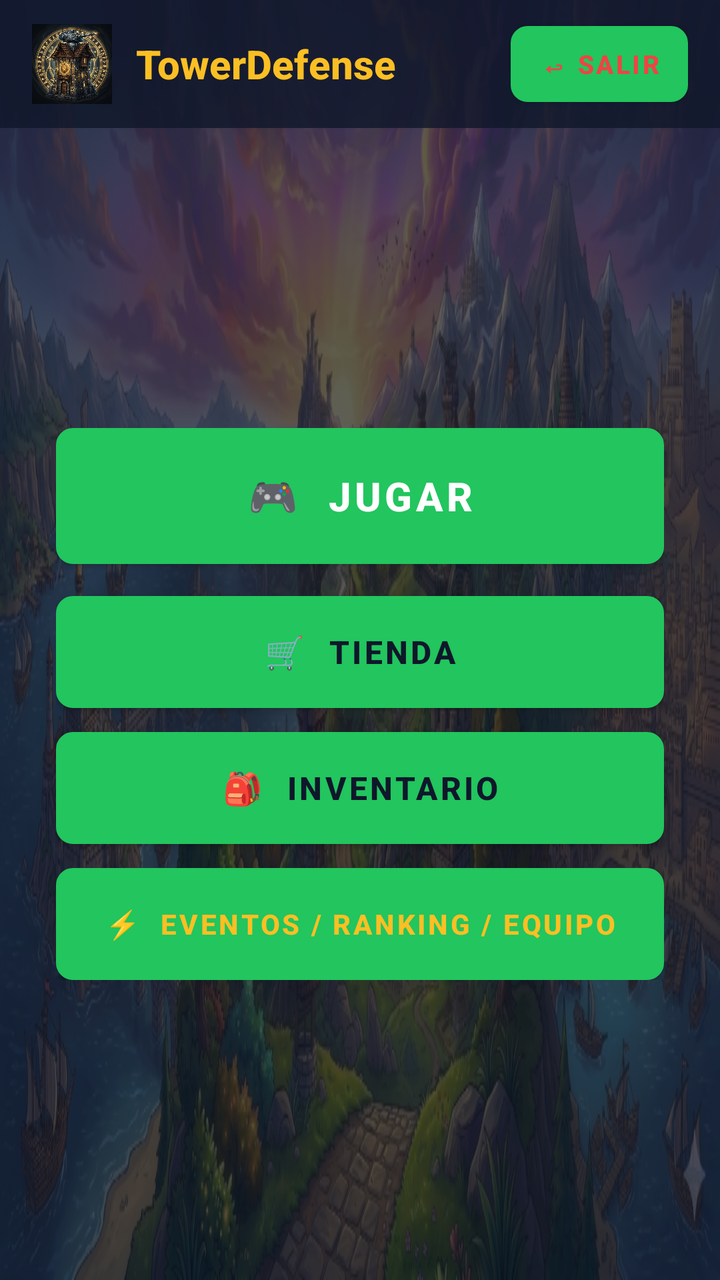
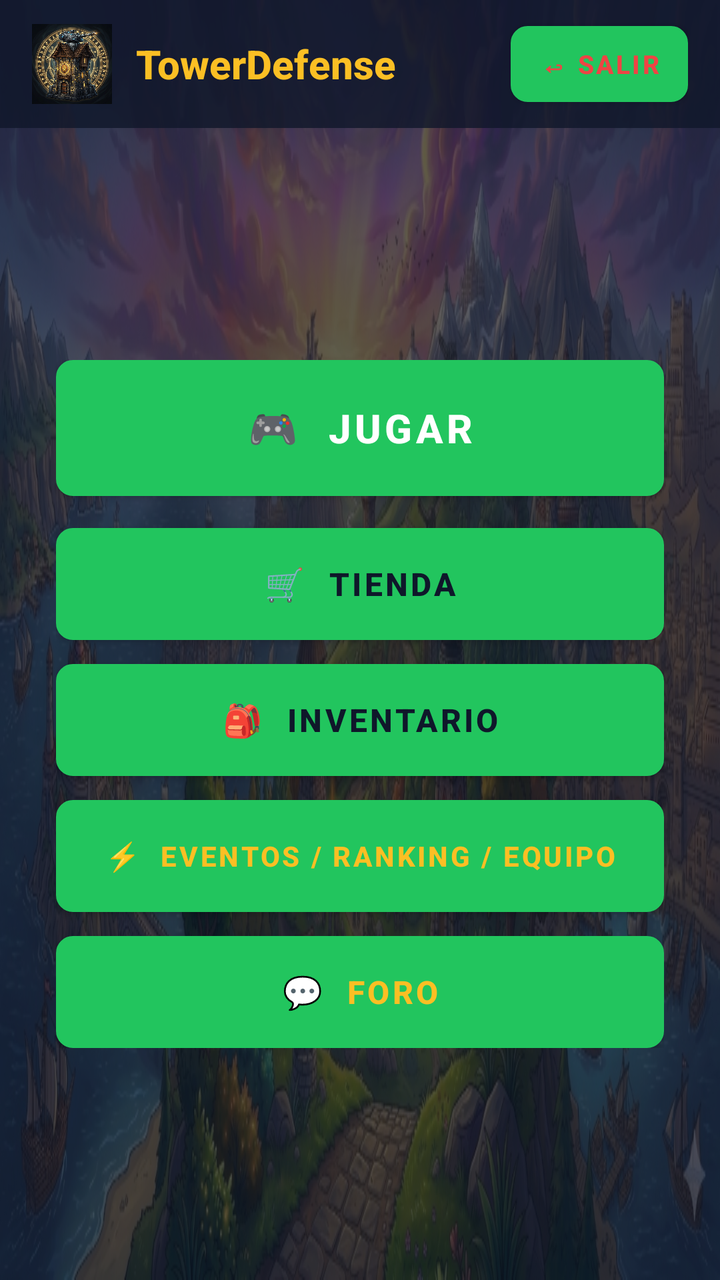

The first picture is an Android layout as it rendered before a commit; the second is the same layout after the commit. The layout source and the unified diff follow.
<!-- AndroidManifest.xml: application theme Theme.dsa_android -->
<!-- res/layout/activity_inicio_login.xml -->
<?xml version="1.0" encoding="utf-8"?>
<androidx.constraintlayout.widget.ConstraintLayout
    xmlns:android="http://schemas.android.com/apk/res/android"
    xmlns:app="http://schemas.android.com/apk/res-auto"
    xmlns:tools="http://schemas.android.com/tools"
    android:id="@+id/main"
    android:layout_width="match_parent"
    android:layout_height="match_parent"
    android:background="@drawable/tower_bg"
    tools:context=".InicioLoginActivity">

    
    <View
        android:layout_width="0dp"
        android:layout_height="0dp"
        android:background="#AA0F172A"
        app:layout_constraintTop_toTopOf="parent"
        app:layout_constraintBottom_toBottomOf="parent"
        app:layout_constraintStart_toStartOf="parent"
        app:layout_constraintEnd_toEndOf="parent" />

    
    <LinearLayout
        android:id="@+id/header"
        android:layout_width="0dp"
        android:layout_height="64dp"
        android:background="#CC0F172A"
        android:orientation="horizontal"
        android:gravity="center_vertical"
        android:paddingStart="16dp"
        android:paddingEnd="16dp"
        app:layout_constraintTop_toTopOf="parent"
        app:layout_constraintStart_toStartOf="parent"
        app:layout_constraintEnd_toEndOf="parent">

        <ImageView
            android:layout_width="40dp"
            android:layout_height="40dp"
            android:src="@drawable/combined_logo"
            android:scaleType="fitCenter" />

        <TextView
            android:layout_width="0dp"
            android:layout_height="wrap_content"
            android:layout_weight="1"
            android:text="TowerDefense"
            android:textSize="20sp"
            android:textStyle="bold"
            android:textColor="#FBBF24"
            android:fontFamily="sans-serif-medium"
            android:paddingStart="12dp" />

        <Button
            android:id="@+id/buttonLogOut"
            android:layout_width="wrap_content"
            android:layout_height="38dp"
            android:background="@drawable/td_input_bg"
            android:text="↩ Salir"
            android:textColor="#EF4444"
            android:textStyle="bold"
            android:textSize="13sp"
            android:paddingStart="14dp"
            android:paddingEnd="14dp" />

    </LinearLayout>

    
    <LinearLayout
        android:layout_width="0dp"
        android:layout_height="wrap_content"
        android:layout_marginHorizontal="28dp"
        android:orientation="vertical"
        android:gravity="center"
        app:layout_constraintTop_toBottomOf="@+id/header"
        app:layout_constraintBottom_toBottomOf="parent"
        app:layout_constraintStart_toStartOf="parent"
        app:layout_constraintEnd_toEndOf="parent">

        
        <Button
            android:id="@+id/buttonJugar"
            android:layout_width="match_parent"
            android:layout_height="68dp"
            android:background="@drawable/td_button_green"
            android:text="🎮  JUGAR"
            android:textColor="#FFFFFF"
            android:textStyle="bold"
            android:textSize="20sp"
            android:layout_marginBottom="16dp" />

        
        <Button
            android:id="@+id/buttonTienda"
            android:layout_width="match_parent"
            android:layout_height="56dp"
            android:background="@drawable/td_button_primary"
            android:text="🛒  TIENDA"
            android:textColor="#0F172A"
            android:textStyle="bold"
            android:textSize="16sp"
            android:layout_marginBottom="12dp" />

        
        <Button
            android:id="@+id/buttonInventario"
            android:layout_width="match_parent"
            android:layout_height="56dp"
            android:background="@drawable/td_button_primary"
            android:text="🎒  INVENTARIO"
            android:textColor="#0F172A"
            android:textStyle="bold"
            android:textSize="16sp"
            android:layout_marginBottom="12dp" />

        
        <Button
            android:id="@+id/buttonExtras"
            android:layout_width="match_parent"
            android:layout_height="56dp"
            android:background="@drawable/td_card_bg"
            android:text="⚡  EVENTOS / RANKING / EQUIPO"
            android:textColor="#FBBF24"
            android:textStyle="bold"
            android:textSize="14sp" />

    </LinearLayout>

</androidx.constraintlayout.widget.ConstraintLayout>
<!-- resources referenced by this layout -->
<resources>
  <!-- drawable combined_logo: png bitmap (drawable, 704736 bytes) -->
  <!-- drawable td_button_green (drawable) -->
  <?xml version="1.0" encoding="utf-8"?>
  <shape xmlns:android="http://schemas.android.com/apk/res/android"
      android:shape="rectangle">
      <solid android:color="#22C55E" />
      <corners android:radius="8dp" />
      <stroke android:width="1dp" android:color="#16A34A" />
  </shape>
  <!-- drawable td_button_primary (drawable) -->
  <?xml version="1.0" encoding="utf-8"?>
  <shape xmlns:android="http://schemas.android.com/apk/res/android"
      android:shape="rectangle">
      <solid android:color="#FBBF24" />
      <corners android:radius="8dp" />
      <stroke android:width="1dp" android:color="#F59E0B" />
  </shape>
  <!-- drawable td_card_bg (drawable) -->
  <?xml version="1.0" encoding="utf-8"?>
  <shape xmlns:android="http://schemas.android.com/apk/res/android"
      android:shape="rectangle">
      <solid android:color="#1E293B" />
      <corners android:radius="8dp" />
      <stroke android:width="1dp" android:color="#FBBF24" />
  </shape>
  <!-- drawable td_input_bg (drawable) -->
  <?xml version="1.0" encoding="utf-8"?>
  <shape xmlns:android="http://schemas.android.com/apk/res/android"
      android:shape="rectangle">
      <solid android:color="#0F172A" />
      <corners android:radius="8dp" />
      <stroke android:width="1dp" android:color="#334155" />
  </shape>
  <!-- drawable tower_bg: jpg bitmap (drawable, 290700 bytes) -->
  <style name="Theme.dsa_android" parent="Theme.MaterialComponents.DayNight.NoActionBar">
          
          <item name="colorPrimary">#22C55E</item>
          <item name="colorPrimaryVariant">#16A34A</item>
          <item name="colorOnPrimary">#FFFFFF</item>
          
          <item name="colorSecondary">#FBBF24</item>
          <item name="colorSecondaryVariant">#F59E0B</item>
          <item name="colorOnSecondary">#0F172A</item>
          
          <item name="android:windowBackground">@drawable/tower_bg</item>
          <item name="android:statusBarColor">#0F172A</item>
          <item name="android:navigationBarColor">#0F172A</item>
      </style>
</resources>

<!-- the commit's change to res/layout/activity_inicio_login.xml (unified diff, before → after) -->
@@ -121,7 +121,19 @@
             android:text="⚡  EVENTOS / RANKING / EQUIPO"
             android:textColor="#FBBF24"
             android:textStyle="bold"
-            android:textSize="14sp" />
+            android:textSize="14sp"
+            android:layout_marginBottom="12dp" />
+
+        
+        <Button
+            android:id="@+id/buttonForo"
+            android:layout_width="match_parent"
+            android:layout_height="56dp"
+            android:background="@drawable/td_card_bg"
+            android:text="💬  FORO"
+            android:textColor="#FBBF24"
+            android:textStyle="bold"
+            android:textSize="16sp" />
 
     </LinearLayout>
 
